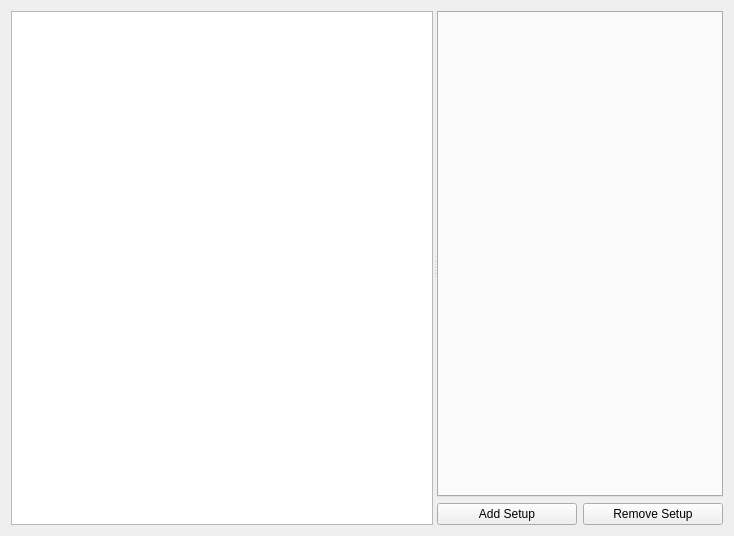
Before: the Qt Designer form pages/pagesetupcalculators.ui in njupt-robomasters/vesc_tool-zh, drawn with Qt 5.
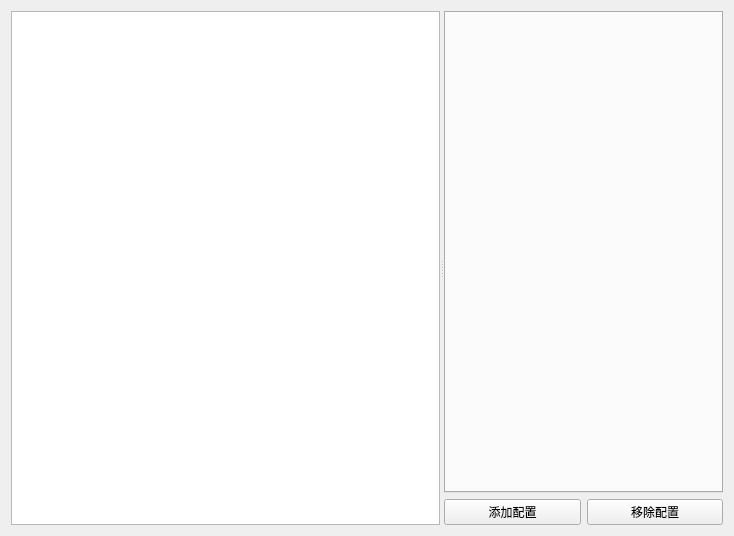
After: the same form once the commit is applied. Icons and pictures are not drawn. Custom widgets are drawn as their Qt base class.

Commit message:
汉化: 完成.ui与tr()界面翻译,升级到7.01配置,修复固件版本与反序列化问题
- 60个.ui文件与多个tr()字符串汉化,parameditbitfield兼容"未使用"
- configLoadLatest取消硬编码6.05,新增res/config/7.01,VT_VERSION=7.01
- 仅用签名安全的脚本翻译XML(不翻译enumNames),避免配置签名不一致
- 反序列化失败弹窗显示固件/本地签名与固件版本,便于排查
- 文档补充问题10/11,并标注禁止运行xml_translate.py
- 加入UI/tr()翻译辅助脚本

What changed in the file:
```diff
--- a/pages/pagesetupcalculators.ui
+++ b/pages/pagesetupcalculators.ui
@@ -40,7 +40,7 @@
          <item>
           <widget class="QPushButton" name="addSetupButton">
            <property name="text">
-            <string>Add Setup</string>
+            <string>添加配置</string>
            </property>
            <property name="icon">
             <iconset resource="../res.qrc">
@@ -51,7 +51,7 @@
          <item>
           <widget class="QPushButton" name="removeSetupButton">
            <property name="text">
-            <string>Remove Setup</string>
+            <string>移除配置</string>
            </property>
            <property name="icon">
             <iconset resource="../res.qrc">
```
The commit also changes 109 other files.
